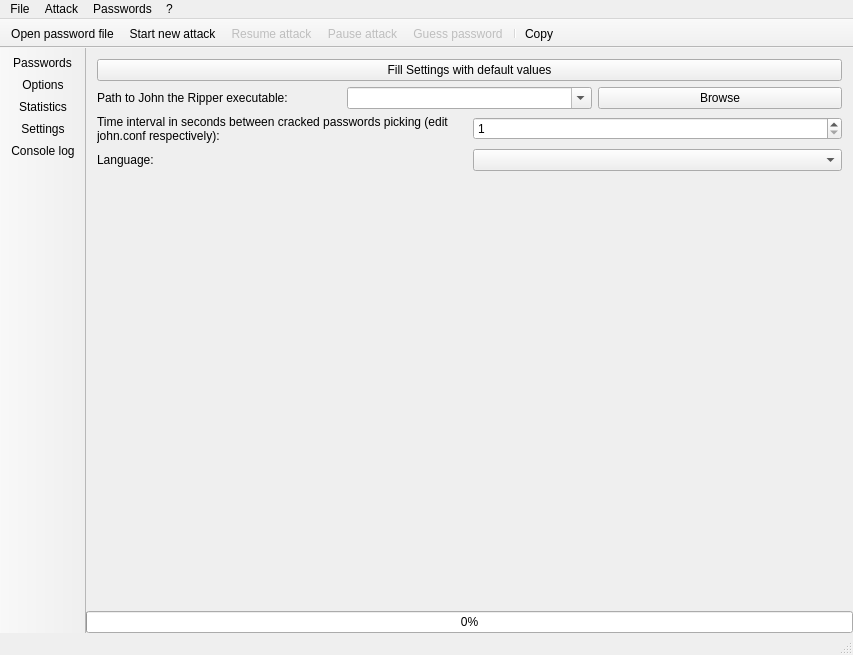
Above: forms/mainwindow.ui from openwall/johnny before the change. Below: the same form after it.
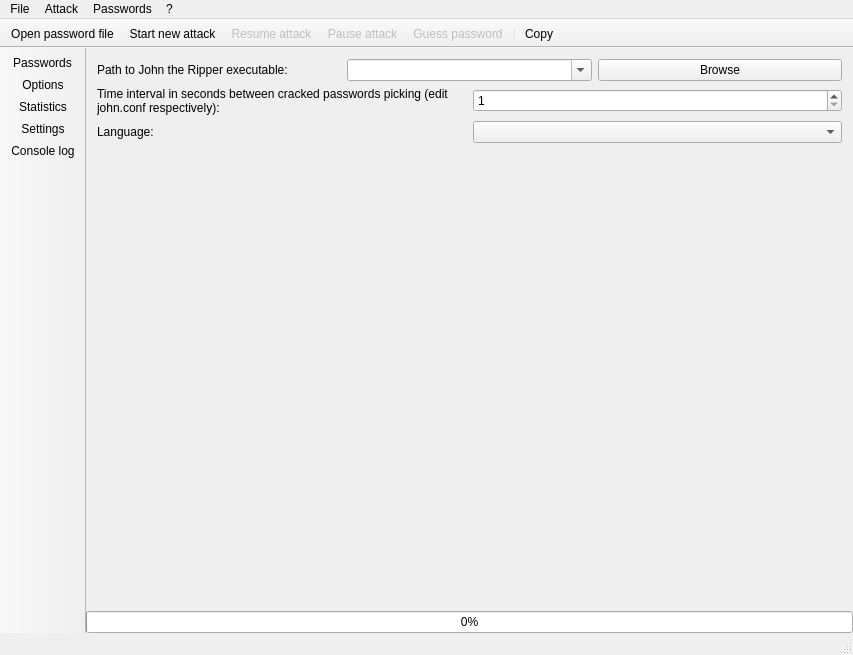
That is the form after the change. The open tabs and pages were chosen to show the change. Icons and pictures are not drawn. Custom widgets are drawn as their Qt base class.

Commit message: Remove fill settings with default button.

```diff
--- a/forms/mainwindow.ui
+++ b/forms/mainwindow.ui
@@ -950,18 +950,11 @@
             <rect>
              <x>0</x>
              <y>0</y>
-             <width>446</width>
-             <height>220</height>
+             <width>756</width>
+             <height>504</height>
             </rect>
            </property>
            <layout class="QVBoxLayout" name="verticalLayout_10">
-            <item>
-             <widget class="QPushButton" name="pushButton_FillSettingsWithDefaults">
-              <property name="text">
-               <string>Fill Settings with default values</string>
-              </property>
-             </widget>
-            </item>
             <item>
              <layout class="QHBoxLayout" name="horizontalLayout_11">
               <item>
```
Left out of the diff: 4 changed lines with no effect on the pictures. The commit also changes 2 other files.
